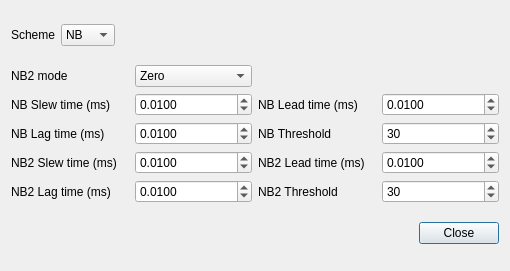
f4exb/sdrangel, file plugins/channelrx/wdsprx/wdsprxdnbdialog.ui: the form before one commit.
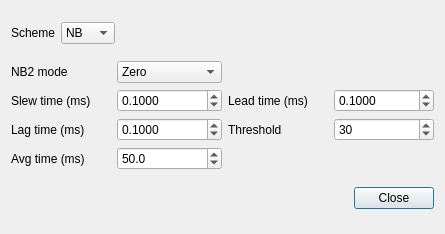
The form after the commit.

```diff
--- a/plugins/channelrx/wdsprx/wdsprxdnbdialog.ui
+++ b/plugins/channelrx/wdsprx/wdsprxdnbdialog.ui
@@ -6,8 +6,8 @@
    <rect>
     <x>0</x>
     <y>0</y>
-    <width>510</width>
-    <height>271</height>
+    <width>445</width>
+    <height>234</height>
    </rect>
   </property>
   <property name="windowTitle">
@@ -54,28 +54,6 @@
    </item>
    <item>
     <layout class="QGridLayout" name="nbLayout">
-     <item row="3" column="1">
-      <widget class="QDoubleSpinBox" name="nb2SlewTime">
-       <property name="toolTip">
-        <string>Noise blanking slew time (ms)</string>
-       </property>
-       <property name="decimals">
-        <number>4</number>
-       </property>
-       <property name="maximum">
-        <double>1.000000000000000</double>
-       </property>
-       <property name="singleStep">
-        <double>0.000100000000000</double>
-       </property>
-       <property name="stepType">
-        <enum>QAbstractSpinBox::DefaultStepType</enum>
-       </property>
-       <property name="value">
-        <double>0.010000000000000</double>
-       </property>
-      </widget>
-     </item>
      <item row="0" column="0">
       <widget class="QLabel" name="nb2ModeLabel">
        <property name="text">
@@ -118,14 +96,14 @@
      <item row="1" column="2">
       <widget class="QLabel" name="nbLeadTimeLabel">
        <property name="text">
-        <string>NB Lead time (ms)</string>
+        <string>Lead time (ms)</string>
        </property>
       </widget>
      </item>
      <item row="1" column="0">
       <widget class="QLabel" name="nbSlewTimeLabel">
        <property name="text">
-        <string>NB Slew time (ms)</string>
+        <string>Slew time (ms)</string>
        </property>
       </widget>
      </item>
@@ -138,7 +116,7 @@
         <number>4</number>
        </property>
        <property name="maximum">
-        <double>1.000000000000000</double>
+        <double>2.000000000000000</double>
        </property>
        <property name="singleStep">
         <double>0.000100000000000</double>
@@ -147,21 +125,21 @@
         <enum>QAbstractSpinBox::DefaultStepType</enum>
        </property>
        <property name="value">
-        <double>0.010000000000000</double>
+        <double>0.100000000000000</double>
        </property>
       </widget>
      </item>
-     <item row="3" column="0">
-      <widget class="QLabel" name="nb2SlewTimeLabel">
+     <item row="2" column="0">
+      <widget class="QLabel" name="nbLagTimeLabel">
        <property name="text">
-        <string>NB2 Slew time (ms)</string>
+        <string>Lag time (ms)</string>
        </property>
       </widget>
      </item>
      <item row="2" column="2">
       <widget class="QLabel" name="nbThresholdLabel">
        <property name="text">
-        <string>NB Threshold</string>
+        <string>Threshold</string>
        </property>
       </widget>
      </item>
@@ -174,32 +152,13 @@
         <number>4</number>
        </property>
        <property name="maximum">
-        <double>1.000000000000000</double>
+        <double>2.000000000000000</double>
        </property>
        <property name="singleStep">
         <double>0.000100000000000</double>
        </property>
        <property name="value">
-        <double>0.010000000000000</double>
-       </property>
-      </widget>
-     </item>
-     <item row="3" column="3">
-      <widget class="QDoubleSpinBox" name="nb2LeadTime">
-       <property name="toolTip">
-        <string>Noise blanking lead time (ms)</string>
-       </property>
-       <property name="decimals">
-        <number>4</number>
-       </property>
-       <property name="maximum">
-        <double>1.000000000000000</double>
-       </property>
-       <property name="singleStep">
-        <double>0.000100000000000</double>
-       </property>
-       <property name="value">
-        <double>0.010000000000000</double>
+        <double>0.100000000000000</double>
        </property>
       </widget>
      </item>
@@ -219,13 +178,6 @@
        </property>
       </widget>
      </item>
-     <item row="3" column="2">
-      <widget class="QLabel" name="nb2LeadTimeLabel">
-       <property name="text">
-        <string>NB2 Lead time (ms)</string>
-       </property>
-      </widget>
-     </item>
      <item row="2" column="1">
       <widget class="QDoubleSpinBox" name="nbLagTime">
        <property name="toolTip">
@@ -235,69 +187,42 @@
         <number>4</number>
        </property>
        <property name="maximum">
-        <double>1.000000000000000</double>
+        <double>2.000000000000000</double>
        </property>
        <property name="singleStep">
         <double>0.000100000000000</double>
        </property>
        <property name="value">
-        <double>0.010000000000000</double>
+        <double>0.100000000000000</double>
        </property>
       </widget>
      </item>
-     <item row="2" column="0">
-      <widget class="QLabel" name="nbLagTimeLabel">
+     <item row="3" column="0">
+      <widget class="QLabel" name="nbAvgTimeLabel">
        <property name="text">
-        <string>NB Lag time (ms)</string>
+        <string>Avg time (ms)</string>
        </property>
       </widget>
      </item>
-     <item row="4" column="0">
-      <widget class="QLabel" name="nb2lagTimeLabe">
-       <property name="text">
-        <string>NB2 Lag time (ms)</string>
-       </property>
-      </widget>
-     </item>
-     <item row="4" column="1">
-      <widget class="QDoubleSpinBox" name="nb2LagTime">
+     <item row="3" column="1">
+      <widget class="QDoubleSpinBox" name="nbAvgTime">
        <property name="toolTip">
         <string>Noise blanking lag time (ms)</string>
        </property>
        <property name="decimals">
-        <number>4</number>
-       </property>
-       <property name="maximum">
-        <double>1.000000000000000</double>
-       </property>
-       <property name="singleStep">
-        <double>0.000100000000000</double>
-       </property>
-       <property name="value">
-        <double>0.010000000000000</double>
-       </property>
-      </widget>
-     </item>
-     <item row="4" column="2">
-      <widget class="QLabel" name="nb2ThresholdLabel">
-       <property name="text">
-        <string>NB2 Threshold</string>
-       </property>
-      </widget>
-     </item>
-     <item row="4" column="3">
-      <widget class="QSpinBox" name="nb2Threshold">
-       <property name="toolTip">
-        <string>Noise blanking threshold</string>
+        <number>1</number>
        </property>
        <property name="minimum">
-        <number>15</number>
+        <double>10.000000000000000</double>
        </property>
        <property name="maximum">
-        <number>500</number>
+        <double>100.000000000000000</double>
+       </property>
+       <property name="singleStep">
+        <double>1.000000000000000</double>
        </property>
        <property name="value">
-        <number>30</number>
+        <double>50.000000000000000</double>
        </property>
       </widget>
      </item>
```
Left out of the diff: 4 changed lines with no effect on the pictures.
